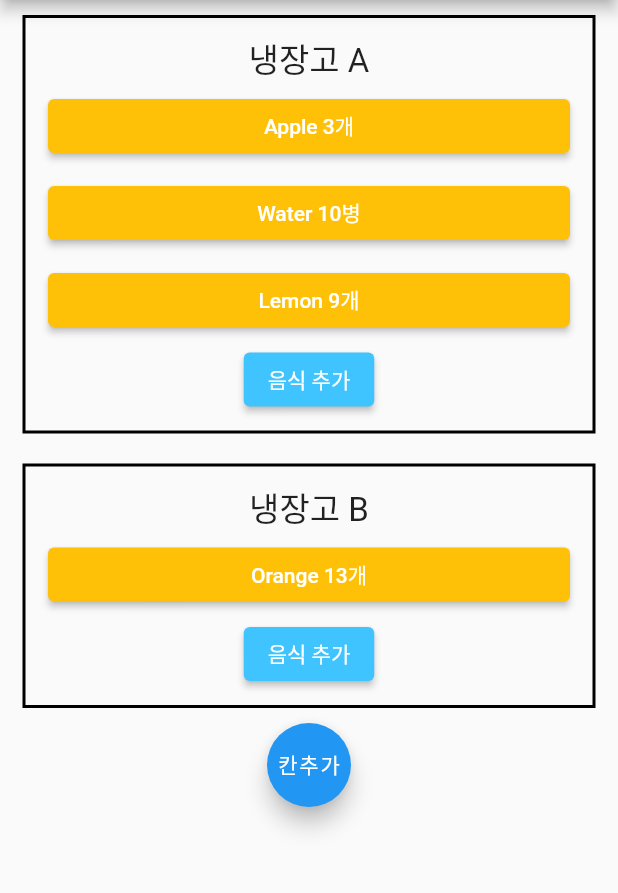
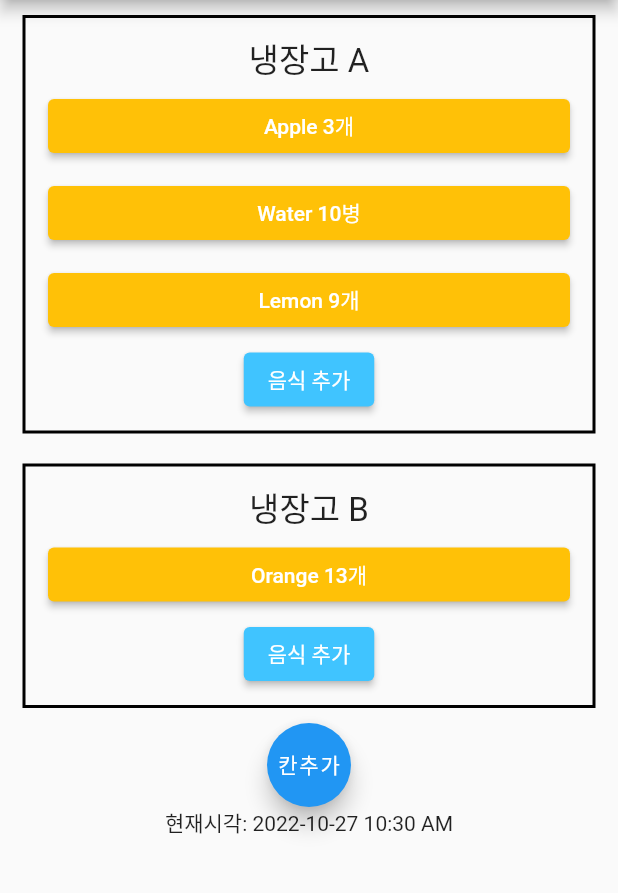
Before and after one commit to simuing/my_fridge, a Flutter app: the screen it shows after launch, on a phone screen of 412 x 824 dp, the part 84-977 px from its top. Run offline on Flutter 3.47's test engine with Material 2 defaults, Android fonts, the light colour scheme and no system bars.

Commit message:
Feature: add Intl library

```diff
--- a/lib/fridge/fridge_space.dart
+++ b/lib/fridge/fridge_space.dart
@@ -1,5 +1,3 @@
-import 'dart:ffi';
-
 import 'package:flutter/material.dart';
 import 'package:my_fridge/fridge/fridge_item.dart';
 
--- a/lib/main.dart
+++ b/lib/main.dart
@@ -1,5 +1,7 @@
 import 'package:flutter/material.dart';
+import 'package:intl/date_symbol_data_file.dart';
 import 'package:my_fridge/fridge/fridge_space.dart';
+import 'package:intl/intl.dart';
 
 void main() => runApp(MyApp());
 
@@ -15,6 +17,9 @@ class _MyAppState extends State<MyApp> {
 
   @override
   Widget build(BuildContext context) {
+    final df = new DateFormat('yyyy-MM-dd hh:mm a');
+    var today = df.format(DateTime.now());
+
     var data = [
       {
         'name': '냉장고 A',
@@ -46,6 +51,7 @@ class _MyAppState extends State<MyApp> {
               child: Text('칸추가'),
               onPressed: () => print('click pp'),
             ),
+            Text('현재시각: ${today}')
           ],
         ),
       ),
--- a/pubspec.yaml
+++ b/pubspec.yaml
@@ -36,6 +36,7 @@ dependencies:
   # The following adds the Cupertino Icons font to your application.
   # Use with the CupertinoIcons class for iOS style icons.
   cupertino_icons: ^1.0.2
+  intl: ^0.17.0
 
 dev_dependencies:
   flutter_test:
```
